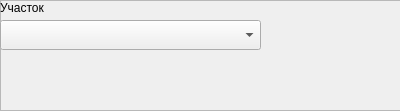
Before: the Qt Designer form m_cfg/unitWidgets/widget_y4_t4k_m.ui in xXRadioHeadXx/start7, drawn with Qt 5.
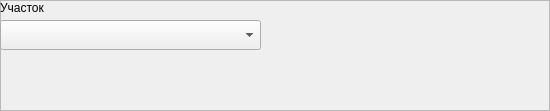
After: the same form once the commit is applied.

Patch:
```diff
--- a/m_cfg/unitWidgets/widget_y4_t4k_m.ui
+++ b/m_cfg/unitWidgets/widget_y4_t4k_m.ui
@@ -6,7 +6,7 @@
    <rect>
     <x>0</x>
     <y>0</y>
-    <width>400</width>
+    <width>550</width>
     <height>111</height>
    </rect>
   </property>
```
